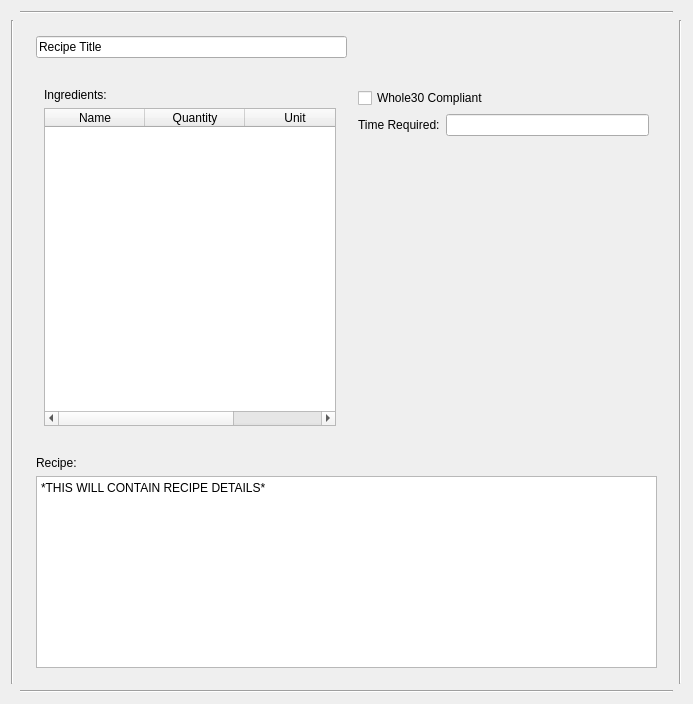
The window that MealPlanner/MealPlanner/RecipeDetailsWidget.ui (jblowers/MealPlanner) describes before a commit, drawn with Qt 5.
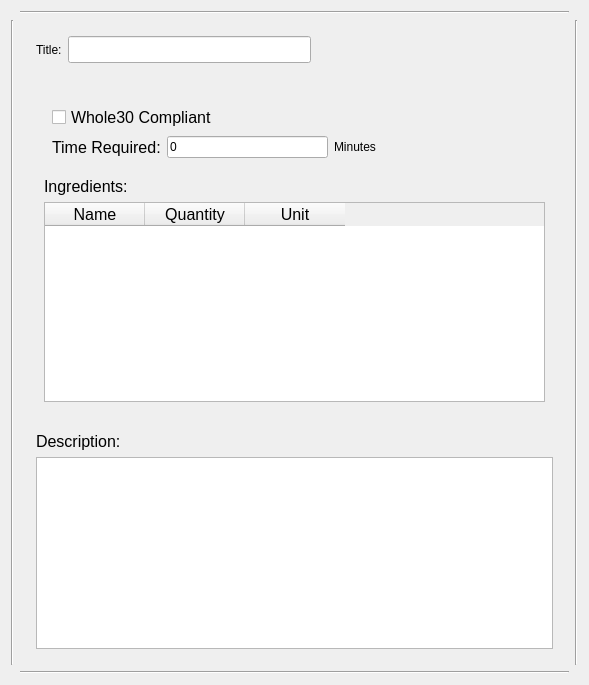
The same window after the commit.

Commit message: -Added default list line edit -added save current list to file -create recipe window now populates correctly and empty when creating new

The edit to the form file:
```diff
--- a/MealPlanner/MealPlanner/RecipeDetailsWidget.ui
+++ b/MealPlanner/MealPlanner/RecipeDetailsWidget.ui
@@ -6,8 +6,8 @@
    <rect>
     <x>0</x>
     <y>0</y>
-    <width>693</width>
-    <height>704</height>
+    <width>589</width>
+    <height>685</height>
    </rect>
   </property>
   <property name="windowTitle">
@@ -27,10 +27,26 @@
        <property name="margin">
         <number>8</number>
        </property>
+       <item>
+        <widget class="QLabel" name="label_4">
+         <property name="text">
+          <string>Title:</string>
+         </property>
+        </widget>
+       </item>
        <item>
         <widget class="QLineEdit" name="RecipeTitleLineEdit">
+         <property name="font">
+          <font>
+           <family>MS Shell Dlg 2</family>
+           <pointsize>12</pointsize>
+           <weight>50</weight>
+           <italic>false</italic>
+           <bold>false</bold>
+          </font>
+         </property>
          <property name="text">
-          <string>Recipe Title</string>
+          <string/>
          </property>
          <property name="readOnly">
           <bool>true</bool>
@@ -63,40 +79,34 @@
           <number>8</number>
          </property>
          <item>
-          <widget class="QLabel" name="label">
-           <property name="text">
-            <string>Ingredients:</string>
-           </property>
-          </widget>
-         </item>
-         <item>
-          <widget class="QTableWidget" name="IngredientTableWidget">
-           <column>
-            <property name="text">
-             <string>Name</string>
-            </property>
-           </column>
-           <column>
-            <property name="text">
-             <string>Quantity</string>
-            </property>
-           </column>
-           <column>
-            <property name="text">
-             <string>Unit</string>
-            </property>
-           </column>
-          </widget>
-         </item>
-        </layout>
-       </item>
-       <item>
         <layout class="QVBoxLayout" name="verticalLayout_4">
          <property name="margin">
           <number>8</number>
          </property>
+           <item>
+            <spacer name="verticalSpacer_2">
+             <property name="orientation">
+              <enum>Qt::Vertical</enum>
+             </property>
+             <property name="sizeHint" stdset="0">
+              <size>
+               <width>20</width>
+               <height>40</height>
+              </size>
+             </property>
+            </spacer>
+           </item>
          <item>
           <widget class="QCheckBox" name="Whole30CheckBox">
+             <property name="font">
+              <font>
+               <family>MS Shell Dlg 2</family>
+               <pointsize>12</pointsize>
+               <weight>50</weight>
+               <italic>false</italic>
+               <bold>false</bold>
+              </font>
+             </property>
            <property name="styleSheet">
             <string notr="true">font: 12pt &quot;MS Shell Dlg 2&quot;;</string>
            </property>
@@ -109,6 +119,15 @@
           <layout class="QHBoxLayout" name="horizontalLayout_3">
            <item>
             <widget class="QLabel" name="label_2">
+               <property name="font">
+                <font>
+                 <family>MS Shell Dlg 2</family>
+                 <pointsize>12</pointsize>
+                 <weight>50</weight>
+                 <italic>false</italic>
+                 <bold>false</bold>
+                </font>
+               </property>
              <property name="styleSheet">
               <string notr="true">font: 12pt &quot;MS Shell Dlg 2&quot;;</string>
              </property>
@@ -118,7 +137,31 @@
             </widget>
            </item>
            <item>
-            <widget class="QLineEdit" name="TimeRequiredLineEdit"/>
+              <widget class="QLineEdit" name="TimeRequiredLineEdit">
+               <property name="text">
+                <string>0</string>
+               </property>
+              </widget>
+             </item>
+             <item>
+              <widget class="QLabel" name="label_5">
+               <property name="text">
+                <string>Minutes</string>
+               </property>
+              </widget>
+             </item>
+             <item>
+              <spacer name="horizontalSpacer_2">
+               <property name="orientation">
+                <enum>Qt::Horizontal</enum>
+               </property>
+               <property name="sizeHint" stdset="0">
+                <size>
+                 <width>40</width>
+                 <height>20</height>
+                </size>
+               </property>
+              </spacer>
            </item>
           </layout>
          </item>
@@ -137,6 +180,58 @@
          </item>
         </layout>
        </item>
+         <item>
+          <widget class="QLabel" name="label">
+           <property name="font">
+            <font>
+             <family>MS Shell Dlg 2</family>
+             <pointsize>12</pointsize>
+             <weight>50</weight>
+             <italic>false</italic>
+             <bold>false</bold>
+            </font>
+           </property>
+           <property name="text">
+            <string>Ingredients:</string>
+           </property>
+          </widget>
+         </item>
+         <item>
+          <widget class="QTableWidget" name="IngredientTableWidget">
+           <property name="minimumSize">
+            <size>
+             <width>0</width>
+             <height>200</height>
+            </size>
+           </property>
+           <property name="font">
+            <font>
+             <family>MS Shell Dlg 2</family>
+             <pointsize>12</pointsize>
+             <weight>50</weight>
+             <italic>false</italic>
+             <bold>false</bold>
+            </font>
+           </property>
+           <column>
+            <property name="text">
+             <string>Name</string>
+            </property>
+           </column>
+           <column>
+            <property name="text">
+             <string>Quantity</string>
+            </property>
+           </column>
+           <column>
+            <property name="text">
+             <string>Unit</string>
+            </property>
+           </column>
+          </widget>
+         </item>
+        </layout>
+       </item>
       </layout>
      </item>
      <item>
@@ -146,8 +241,17 @@
        </property>
        <item>
         <widget class="QLabel" name="label_3">
+         <property name="font">
+          <font>
+           <family>MS Shell Dlg 2</family>
+           <pointsize>12</pointsize>
+           <weight>50</weight>
+           <italic>false</italic>
+           <bold>false</bold>
+          </font>
+         </property>
          <property name="text">
-          <string>Recipe:</string>
+          <string>Description:</string>
          </property>
         </widget>
        </item>
@@ -159,11 +263,20 @@
            <verstretch>0</verstretch>
           </sizepolicy>
          </property>
+         <property name="font">
+          <font>
+           <family>MS Shell Dlg 2</family>
+           <pointsize>12</pointsize>
+           <weight>50</weight>
+           <italic>false</italic>
+           <bold>false</bold>
+          </font>
+         </property>
          <property name="styleSheet">
           <string notr="true">font: 12pt &quot;MS Shell Dlg 2&quot;;</string>
          </property>
          <property name="plainText">
-          <string>*THIS WILL CONTAIN RECIPE DETAILS*
+          <string>
 </string>
          </property>
         </widget>
```
Lines whose indentation alone changed are shown as unchanged. The commit also changes 10 other files.
